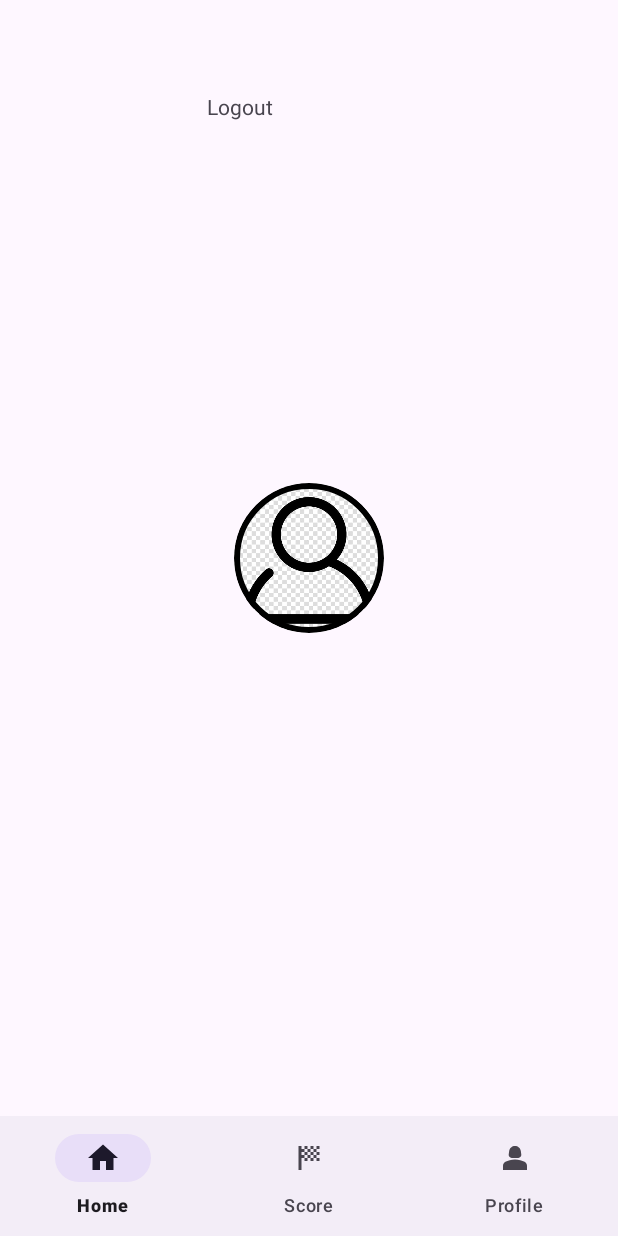
After one commit to xeojune/Efinity-Android-School-Orientation-App-, an Android app: the fragment Profile placed in its activity, on a phone screen of 412 x 824 dp. The commit adds this screen. Run offline under Robolectric (Android 15) with nearby library versions, the phone set to English and light mode, and no system bars; libraries missing offline, so code that uses them is left out: io.github.jan.supabase; pictures from the network do not load; 6 statements that could not run were skipped.

Commit message:
Added Fragments and image fetching

```diff
--- a/app/build.gradle.kts
+++ b/app/build.gradle.kts
@@ -50,7 +50,8 @@ dependencies {
     androidTestImplementation("androidx.test.ext:junit:1.1.5")
     androidTestImplementation("androidx.test.espresso:espresso-core:3.5.1")
     implementation("androidx.lifecycle:lifecycle-runtime-ktx:2.6.1")
-    implementation("io.github.jan-tennert.supabase:postgrest-kt:0.7.6")
+    implementation("io.github.jan-tennert.supabase:postgrest-kt:1.2.0")
+    implementation("io.github.jan-tennert.supabase:storage-kt:1.2.0")
     implementation("io.ktor:ktor-client-cio:2.3.3")
     implementation("org.jetbrains.kotlinx:kotlinx-serialization-json:1.6.0")
     implementation("androidx.recyclerview:recyclerview-selection:1.1.0")
@@ -58,4 +59,6 @@ dependencies {
     implementation("com.google.code.gson:gson:2.8.8")
     implementation("io.insert-koin:koin-android:3.0.1")
     implementation("com.github.romellfudi:FudiNFC:1.2.0")
+    implementation("com.github.bumptech.glide:glide:4.16.0")
+    implementation("io.getstream:avatarview-coil:1.0.7")
 }
--- a/app/src/main/AndroidManifest.xml
+++ b/app/src/main/AndroidManifest.xml
@@ -4,6 +4,7 @@
 
     <uses-permission android:name="android.permission.INTERNET" />
     <uses-permission android:name="android.permission.NFC" />
+    <uses-permission android:name="android.permission.READ_EXTERNAL_STORAGE"/>
     <uses-sdk android:minSdkVersion="10"/>
 
     <application
--- /dev/null
+++ b/app/src/main/java/com/example/e_finity/Home.kt
@@ -0,0 +1,63 @@
+package com.example.e_finity
+
+import android.content.Context
+import android.content.Intent
+import android.os.Bundle
+import androidx.fragment.app.Fragment
+import android.view.LayoutInflater
+import android.view.View
+import android.view.ViewGroup
+import android.widget.TextView
+import com.example.e_finity.login.LogOrSignActivity
+
+// TODO: Rename parameter arguments, choose names that match
+// the fragment initialization parameters, e.g. ARG_ITEM_NUMBER
+private const val ARG_PARAM1 = "param1"
+private const val ARG_PARAM2 = "param2"
+
+/**
+ * A simple [Fragment] subclass.
+ * Use the [Home.newInstance] factory method to
+ * create an instance of this fragment.
+ */
+class Home : Fragment() {
+    // TODO: Rename and change types of parameters
+    private var param1: String? = null
+    private var param2: String? = null
+
+    override fun onCreate(savedInstanceState: Bundle?) {
+        super.onCreate(savedInstanceState)
+        arguments?.let {
+            param1 = it.getString(ARG_PARAM1)
+            param2 = it.getString(ARG_PARAM2)
+        }
+    }
+
+    override fun onCreateView(
+        inflater: LayoutInflater, container: ViewGroup?,
+        savedInstanceState: Bundle?
+    ): View? {
+        // Inflate the layout for this fragment
+        return inflater.inflate(R.layout.fragment_home, container, false)
+    }
+
+    companion object {
+        /**
+         * Use this factory method to create a new instance of
+         * this fragment using the provided parameters.
+         *
+         * @param param1 Parameter 1.
+         * @param param2 Parameter 2.
+         * @return A new instance of fragment Home.
+         */
+        // TODO: Rename and change types and number of parameters
+        @JvmStatic
+        fun newInstance(param1: String, param2: String) =
+            Home().apply {
+                arguments = Bundle().apply {
+                    putString(ARG_PARAM1, param1)
+                    putString(ARG_PARAM2, param2)
+                }
+            }
+    }
+}
--- a/app/src/main/java/com/example/e_finity/MainActivity.kt
+++ b/app/src/main/java/com/example/e_finity/MainActivity.kt
@@ -1,17 +1,59 @@
 package com.example.e_finity
 
+import android.annotation.SuppressLint
+import android.app.Activity
 import android.content.Context
 import android.content.Intent
+import android.graphics.Bitmap
+import android.graphics.BitmapFactory
+import android.graphics.drawable.BitmapDrawable
+import android.media.Image
+import android.net.Uri
+import android.os.Build
 import androidx.appcompat.app.AppCompatActivity
 import android.os.Bundle
+import android.provider.MediaStore
+import android.provider.OpenableColumns
+import android.util.Log
+import android.view.LayoutInflater
+import android.widget.Button
+import android.widget.ImageView
 import android.widget.TextView
+import android.widget.Toast
+import androidx.activity.result.ActivityResultLauncher
+import androidx.activity.result.contract.ActivityResultContracts
+import androidx.annotation.RequiresApi
+import androidx.appcompat.widget.AppCompatImageView
+import androidx.fragment.app.Fragment
+import androidx.lifecycle.lifecycleScope
+import com.bumptech.glide.Glide
+import com.bumptech.glide.Priority
+import com.bumptech.glide.load.engine.DiskCacheStrategy
+import com.example.e_finity.databinding.ActivityMainBinding
 import com.example.e_finity.login.LogOrSignActivity
+import io.github.jan.supabase.SupabaseClient
+import io.github.jan.supabase.createSupabaseClient
+import io.github.jan.supabase.gotrue.GoTrue
+import io.github.jan.supabase.postgrest.Postgrest
+import io.github.jan.supabase.storage.Storage
+import io.github.jan.supabase.storage.storage
+import kotlinx.coroutines.launch
 import org.w3c.dom.Text
+import java.io.ByteArrayOutputStream
+import java.io.IOException
+import kotlin.time.Duration.Companion.seconds
 
 class MainActivity : AppCompatActivity() {
+
+    private lateinit var binding: ActivityMainBinding
+
     override fun onCreate(savedInstanceState: Bundle?) {
         super.onCreate(savedInstanceState)
-        setContentView(R.layout.activity_main)
+        binding = ActivityMainBinding.inflate(layoutInflater)
+        setContentView(binding.root)
+        replaceFragment(Home())
+
+        val client = getclient()
 
         val sharePreference = getSharedPreferences("MY_PRE", Context.MODE_PRIVATE)
         val sess = sharePreference.getString("SESSION", "").toString()
@@ -20,18 +62,53 @@ class MainActivity : AppCompatActivity() {
             movePage()
         }
 
-        val logoutTextView = findViewById<TextView>(R.id.logoutTextView)
-        logoutTextView.setOnClickListener {
-            val editor = sharePreference.edit()
-            editor.clear()
-            editor.apply()
-            movePage()
+        binding.bottomNavigationView.setOnItemSelectedListener {
+
+            when(it.itemId) {
+                R.id.home -> replaceFragment(Home())
+                R.id.score -> replaceFragment(Score())
+                R.id.profile -> replaceFragment(Profile())
+
+                else -> {
+
+                }
+
+            }
+
+            true
         }
     }
+
+
 
     private fun movePage() {
         val intent = Intent(this, LogOrSignActivity::class.java)
         startActivity(intent)
         finish()
     }
+
+    private fun getclient(): SupabaseClient {
+        return createSupabaseClient(
+            supabaseUrl = "https://nabbsmcfsskdwjncycnk.supabase.co",
+            supabaseKey = "eyJhbGciOiJIUzI1NiIsInR5cCI6IkpXVCJ9.eyJpc3MiOiJzdXBhYmFzZSIsInJlZiI6Im5hYmJzbWNmc3NrZHdqbmN5Y25rIiwicm9sZSI6ImFub24iLCJpYXQiOjE2OTM5MDM3ODksImV4cCI6MjAwOTQ3OTc4OX0.dRVk2u91mLhSMaA1s0FSyIFwnxe2Y3TPdZZ4Shc9mAY"
+        ) {
+            install(Postgrest)
+            install(GoTrue)
+            install(Storage)
+        }
+    }
+
+
+    private fun replaceFragment(fragment: Fragment){
+
+        val fragmentManager = supportFragmentManager
+        val fragmentTransaction = fragmentManager.beginTransaction()
+        fragmentTransaction.replace(R.id.frame_layout, fragment)
+        fragmentTransaction.addToBackStack(null)
+        fragmentTransaction.commit()
+
+
+    }
+
+
 }
--- /dev/null
+++ b/app/src/main/java/com/example/e_finity/Profile.kt
@@ -0,0 +1,124 @@
+package com.example.e_finity
+
+import android.content.Context
+import android.content.Intent
+import android.os.Bundle
+import androidx.fragment.app.Fragment
+import android.view.LayoutInflater
+import android.view.View
+import android.view.ViewGroup
+import android.widget.ImageView
+import android.widget.TextView
+import android.widget.Toast
+import androidx.lifecycle.lifecycleScope
+import com.bumptech.glide.Glide
+import com.bumptech.glide.load.engine.DiskCacheStrategy
+import com.example.e_finity.login.LogOrSignActivity
+import io.github.jan.supabase.SupabaseClient
+import io.github.jan.supabase.createSupabaseClient
+import io.github.jan.supabase.gotrue.GoTrue
+import io.github.jan.supabase.postgrest.Postgrest
+import io.github.jan.supabase.storage.Storage
+import io.github.jan.supabase.storage.storage
+import kotlinx.coroutines.launch
+
+// TODO: Rename parameter arguments, choose names that match
+// the fragment initialization parameters, e.g. ARG_ITEM_NUMBER
+private const val ARG_PARAM1 = "param1"
+private const val ARG_PARAM2 = "param2"
+
+/**
+ * A simple [Fragment] subclass.
+ * Use the [Profile.newInstance] factory method to
+ * create an instance of this fragment.
+ */
+class Profile : Fragment() {
+    // TODO: Rename and change types of parameters
+    private var param1: String? = null
+    private var param2: String? = null
+
+    override fun onCreate(savedInstanceState: Bundle?) {
+        super.onCreate(savedInstanceState)
+        arguments?.let {
+            param1 = it.getString(ARG_PARAM1)
+            param2 = it.getString(ARG_PARAM2)
+        }
+    }
+
+    override fun onCreateView(
+        inflater: LayoutInflater, container: ViewGroup?,
+        savedInstanceState: Bundle?
+    ): View? {
+        // Inflate the layout for this fragment
+        return inflater.inflate(R.layout.fragment_profile, container, false)
+    }
+
+    companion object {
+        /**
+         * Use this factory method to create a new instance of
+         * this fragment using the provided parameters.
+         *
+         * @param param1 Parameter 1.
+         * @param param2 Parameter 2.
+         * @return A new instance of fragment Profile.
+         */
+        // TODO: Rename and change types and number of parameters
+        @JvmStatic
+        fun newInstance(param1: String, param2: String) =
+            Profile().apply {
+                arguments = Bundle().apply {
+                    putString(ARG_PARAM1, param1)
+                    putString(ARG_PARAM2, param2)
+                }
+            }
+    }
+
+    override fun onStart() {
+        super.onStart()
+
+    }
+
+    override fun onViewCreated(view: View, savedInstanceState: Bundle?) {
+        super.onViewCreated(view, savedInstanceState)
+
+
+        val context = requireContext().applicationContext
+        val sharePreference = context.getSharedPreferences("MY_PRE", Context.MODE_PRIVATE)
+        val sess = sharePreference.getString("SESSION", "").toString()
+
+        val logoutTextView = view.findViewById<TextView>(R.id.logoutTextView)
+        logoutTextView.setOnClickListener {
+            val editor = sharePreference.edit()
+            editor.clear()
+            editor.apply()
+            activity?.let{
+                val intent = Intent(it, LogOrSignActivity::class.java)
+                intent.flags = Intent.FLAG_ACTIVITY_NEW_TASK or Intent.FLAG_ACTIVITY_CLEAR_TASK
+                it.startActivity(intent)
+            }
+        }
+
+        fun getclient(): SupabaseClient {
+            return createSupabaseClient(
+                supabaseUrl = "https://nabbsmcfsskdwjncycnk.supabase.co",
+                supabaseKey = "eyJhbGciOiJIUzI1NiIsInR5cCI6IkpXVCJ9.eyJpc3MiOiJzdXBhYmFzZSIsInJlZiI6Im5hYmJzbWNmc3NrZHdqbmN5Y25rIiwicm9sZSI6ImFub24iLCJpYXQiOjE2OTM5MDM3ODksImV4cCI6MjAwOTQ3OTc4OX0.dRVk2u91mLhSMaA1s0FSyIFwnxe2Y3TPdZZ4Shc9mAY"
+            ) {
+                install(Postgrest)
+                install(GoTrue)
+                install(Storage)
+            }
+        }
+        val client = getclient()
+        val bucket = client.storage["avatar"]
+        val imageView = view.findViewById<ImageView>(R.id.imageView)
+
+        lifecycleScope.launch{
+            kotlin.runCatching {
+                val bytes = bucket.downloadPublic("1581942.png")
+                Glide.with(view).load(bytes).diskCacheStrategy(DiskCacheStrategy.ALL).fitCenter().into(imageView)
+            }
+        }
+
+    }
+
+}
--- a/app/src/main/java/com/example/e_finity/SplashScreenActivity.kt
+++ b/app/src/main/java/com/example/e_finity/SplashScreenActivity.kt
@@ -21,6 +21,8 @@ class SplashScreenActivity : AppCompatActivity() {
         )
         setContentView(R.layout.activity_splash_screen)
 
+
+
         Handler(Looper.myLooper()!!).postDelayed({
 
             startActivity(Intent(this, MainActivity::class.java))
--- a/app/src/main/java/com/example/e_finity/login/LeaderLoginActivity.kt
+++ b/app/src/main/java/com/example/e_finity/login/LeaderLoginActivity.kt
@@ -34,6 +34,7 @@ class LeaderLoginActivity: AppCompatActivity() {
             signupPage()
         }
     }
+
 
     @RequiresApi(Build.VERSION_CODES.HONEYCOMB)
     private fun login() {
--- a/app/src/main/java/com/example/e_finity/login/leaderSignupActivity.kt
+++ b/app/src/main/java/com/example/e_finity/login/leaderSignupActivity.kt
@@ -83,10 +83,12 @@ class leaderSignupActivity: AppCompatActivity() {
             else if ("User already registered" in e.toString()) {
                 Toast.makeText(this, "There is an existing user with this email", Toast.LENGTH_LONG).show()
             }
+            else if ("Unable to validate" in e.toString()) {
+                Toast.makeText(this, "Incorrect email format", Toast.LENGTH_LONG).show()
+            }
             else{
                 Toast.makeText(this, "Password should be at least 6 characters long", Toast.LENGTH_LONG).show()
             }
-
         }
     }
 
--- /dev/null
+++ b/app/src/main/res/drawable/baseline_home_24.xml
@@ -0,0 +1,5 @@
+<vector android:height="24dp" android:tint="#000000"
+    android:viewportHeight="24" android:viewportWidth="24"
+    android:width="24dp" xmlns:android="http://schemas.android.com/apk/res/android">
+    <path android:fillColor="@android:color/white" android:pathData="M10,20v-6h4v6h5v-8h3L12,3 2,12h3v8z"/>
+</vector>
--- /dev/null
+++ b/app/src/main/res/drawable/baseline_person_2_24.xml
@@ -0,0 +1,6 @@
+<vector android:height="24dp" android:tint="#000000"
+    android:viewportHeight="24" android:viewportWidth="24"
+    android:width="24dp" xmlns:android="http://schemas.android.com/apk/res/android">
+    <path android:fillColor="@android:color/white" android:pathData="M18.39,14.56C16.71,13.7 14.53,13 12,13c-2.53,0 -4.71,0.7 -6.39,1.56C4.61,15.07 4,16.1 4,17.22V20h16v-2.78C20,16.1 19.39,15.07 18.39,14.56z"/>
+    <path android:fillColor="@android:color/white" android:pathData="M9.78,12h4.44c1.21,0 2.14,-1.06 1.98,-2.26l-0.32,-2.45C15.57,5.39 13.92,4 12,4S8.43,5.39 8.12,7.29L7.8,9.74C7.64,10.94 8.57,12 9.78,12z"/>
+</vector>
--- /dev/null
+++ b/app/src/main/res/drawable/baseline_sports_score_24.xml
@@ -0,0 +1,5 @@
+<vector android:height="24dp" android:tint="#000000"
+    android:viewportHeight="24" android:viewportWidth="24"
+    android:width="24dp" xmlns:android="http://schemas.android.com/apk/res/android">
+    <path android:fillColor="@android:color/white" android:pathData="M11,6H9V4h2V6zM15,4h-2v2h2V4zM9,14h2v-2H9V14zM19,10V8h-2v2H19zM19,14v-2h-2v2H19zM13,14h2v-2h-2V14zM19,4h-2v2h2V4zM13,8V6h-2v2H13zM7,10V8h2V6H7V4H5v16h2v-8h2v-2H7zM15,12h2v-2h-2V12zM11,10v2h2v-2H11zM9,8v2h2V8H9zM13,10h2V8h-2V10zM15,6v2h2V6H15z"/>
+</vector>
--- a/app/src/main/res/layout/activity_main.xml
+++ b/app/src/main/res/layout/activity_main.xml
@@ -6,14 +6,26 @@
     android:layout_height="match_parent"
     tools:context=".MainActivity">
 
-    <TextView
-        android:id="@+id/logoutTextView"
-        android:layout_width="wrap_content"
+    <FrameLayout
+        android:id="@+id/frame_layout"
+        android:layout_width="0dp"
+        android:layout_height="0dp"
+        app:layout_constraintBottom_toTopOf="@+id/bottomNavigationView"
+        app:layout_constraintEnd_toEndOf="parent"
+        app:layout_constraintStart_toStartOf="parent"
+        app:layout_constraintTop_toTopOf="parent">
+
+    </FrameLayout>
+
+    <com.google.android.material.bottomnavigation.BottomNavigationView
+        android:id="@+id/bottomNavigationView"
+        android:layout_width="0dp"
         android:layout_height="wrap_content"
-        android:text="Log Out"
         app:layout_constraintBottom_toBottomOf="parent"
         app:layout_constraintEnd_toEndOf="parent"
         app:layout_constraintStart_toStartOf="parent"
-        app:layout_constraintTop_toTopOf="parent" />
+        app:menu="@menu/bottom_nav">
 
+
+    </com.google.android.material.bottomnavigation.BottomNavigationView>
 </androidx.constraintlayout.widget.ConstraintLayout>
--- /dev/null
+++ b/app/src/main/res/layout/fragment_profile.xml
@@ -0,0 +1,40 @@
+<?xml version="1.0" encoding="utf-8"?>
+<RelativeLayout xmlns:android="http://schemas.android.com/apk/res/android"
+    xmlns:tools="http://schemas.android.com/tools"
+    android:layout_width="match_parent"
+    android:layout_height="match_parent"
+    xmlns:app="http://schemas.android.com/apk/res-auto"
+    tools:context=".Profile">
+
+    <!-- TODO: Update blank fragment layout -->
+
+    <TextView
+        android:id="@+id/logoutTextView"
+        android:layout_width="136dp"
+        android:layout_height="111dp"
+        android:layout_alignParentTop="true"
+        android:layout_centerHorizontal="true"
+        android:layout_marginTop="61dp"
+        android:text="Logout" />
+
+    <com.google.android.material.card.MaterialCardView
+        android:layout_width="100dp"
+        android:layout_height="100dp"
+        android:layout_centerInParent="true"
+        android:layout_margin="50dp"
+        app:cardCornerRadius="50dp"
+        app:cardPreventCornerOverlap="false"
+        app:strokeColor="@color/black"
+        app:strokeWidth="4dp">
+
+        <ImageView
+            android:id="@+id/imageView"
+            android:layout_width="match_parent"
+            android:layout_height="match_parent"
+            android:src="@drawable/avatar" />
+
+
+    </com.google.android.material.card.MaterialCardView>
+
+
+</RelativeLayout>
--- /dev/null
+++ b/app/src/main/res/menu/bottom_nav.xml
@@ -0,0 +1,22 @@
+<?xml version="1.0" encoding="utf-8"?>
+<menu xmlns:android="http://schemas.android.com/apk/res/android">
+
+    <item
+        android:layout_width="wrap_content"
+        android:layout_height="wrap_content"
+        android:title="Home"
+        android:id="@+id/home"
+        android:icon="@drawable/baseline_home_24"/>
+    <item
+        android:layout_width="wrap_content"
+        android:layout_height="wrap_content"
+        android:title="Score"
+        android:id="@+id/score"
+        android:icon="@drawable/baseline_sports_score_24"/>
+    <item
+        android:layout_width="wrap_content"
+        android:layout_height="wrap_content"
+        android:title="Profile"
+        android:id="@+id/profile"
+        android:icon="@drawable/baseline_person_2_24"/>
+</menu>
--- a/app/src/main/res/values/strings.xml
+++ b/app/src/main/res/values/strings.xml
@@ -2,4 +2,6 @@
     <string name="app_name">E-finity+</string>
     <string name="forgotPass"><u>Forgot Password</u></string>
     <string name="signUp"><u>Sign up</u></string>
+    <!-- TODO: Remove or change this placeholder text -->
+    <string name="hello_blank_fragment">Hello blank fragment</string>
 </resources>
```
Also changed, not shown: app/src/main/java/com/example/e_finity/Score.kt (added, +59 -0 lines), app/src/main/java/com/example/e_finity/login/LogOrSignActivity.kt (+3 -12 lines), app/src/main/res/layout/fragment_home.xml (added, +20 -0 lines), app/src/main/res/layout/fragment_score.xml (added, +14 -0 lines), app/src/main/res/drawable/avatar.jpg (added).
